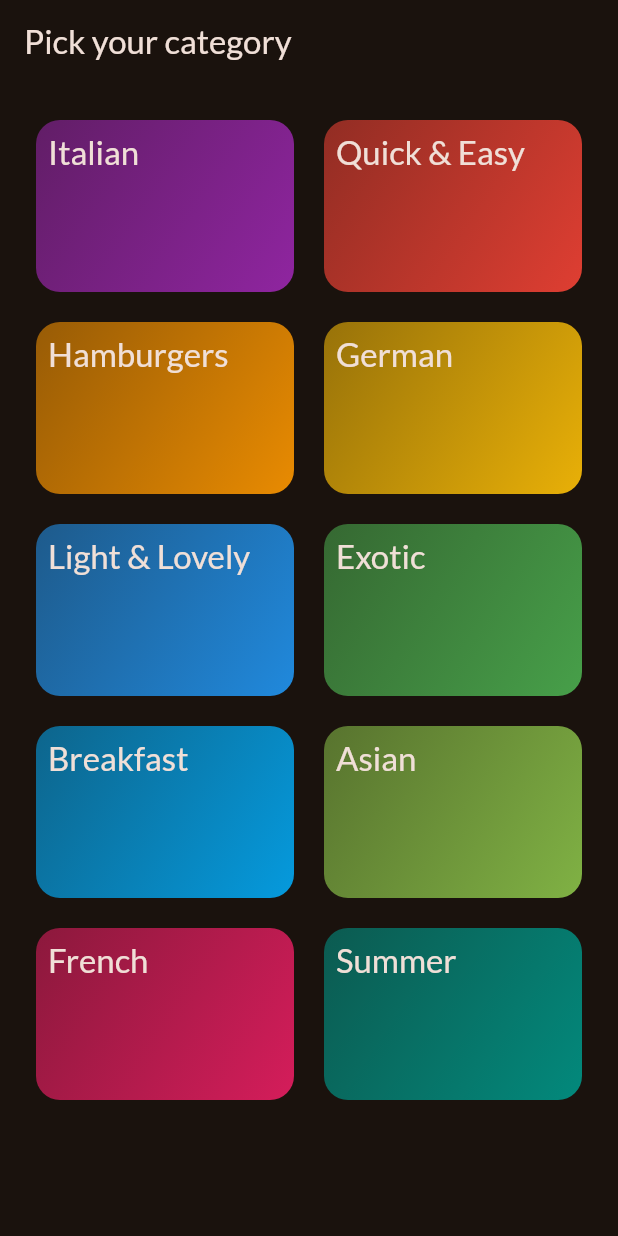
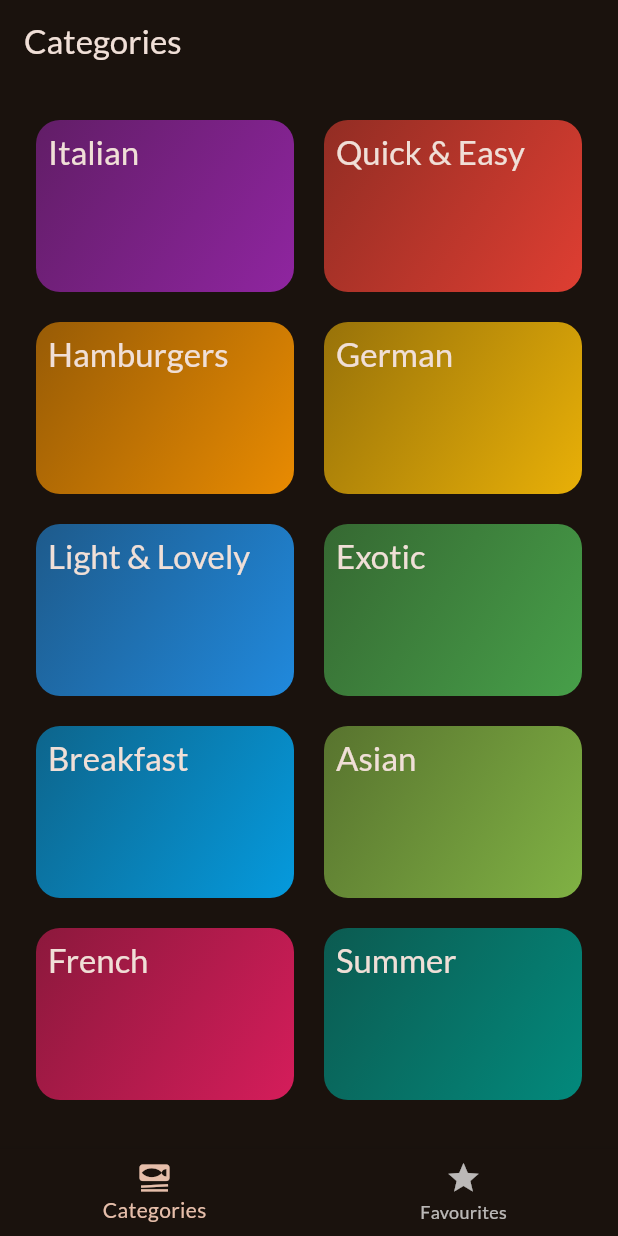
Before and after one commit to Navid-Rahman/Meals-App-Flutter, a Flutter app: the screen it shows after launch, on a phone screen of 412 x 824 dp. Run offline on Flutter 3.47's test engine with Material 2 defaults, Android fonts, the phone set to English and light mode, and no system bars; our stand-ins replace google_fonts, transparent_image.

Commit message:
Tab Bar added

```diff
--- a/lib/main.dart
+++ b/lib/main.dart
@@ -1,5 +1,5 @@
 import 'package:flutter/material.dart';
-import 'package:meals_app/screens/categories.dart';
+import 'package:meals_app/screens/tabs.dart';
 import 'package:meals_app/utils/theme_data.dart';
 
 void main() {
@@ -14,6 +14,6 @@ class MealsApp extends StatelessWidget {
     return MaterialApp(
         debugShowCheckedModeBanner: false,
         theme: theme,
-        home: const CategoriesScreen());
+        home: const TabsScreen());
   }
 }
--- a/lib/screens/categories.dart
+++ b/lib/screens/categories.dart
@@ -25,11 +25,7 @@ class CategoriesScreen extends StatelessWidget {
 
   @override
   Widget build(BuildContext context) {
-    return Scaffold(
-      appBar: AppBar(
-        title: const Text('Pick your category'),
-      ),
-      body: GridView(
+    return GridView(
       padding: const EdgeInsets.all(24),
       gridDelegate: const SliverGridDelegateWithFixedCrossAxisCount(
         crossAxisCount: 2,
@@ -47,10 +43,6 @@ class CategoriesScreen extends StatelessWidget {
             },
           ),
       ],
-      ),
     );
   }
 }
-
-
-//Testing
--- a/lib/screens/meal_details.dart
+++ b/lib/screens/meal_details.dart
@@ -14,6 +14,12 @@ class MealDetailsScreen extends StatelessWidget {
     return Scaffold(
       appBar: AppBar(
         title: Text(meal.title),
+        actions: [
+          IconButton(
+            onPressed: () {},
+            icon: const Icon(Icons.star),
+          ),
+        ],
       ),
       body: Image.network(
         meal.imageUrl,
--- /dev/null
+++ b/lib/screens/tabs.dart
@@ -0,0 +1,54 @@
+import 'package:flutter/material.dart';
+import 'package:meals_app/screens/categories.dart';
+import 'package:meals_app/screens/meals.dart';
+
+class TabsScreen extends StatefulWidget {
+  const TabsScreen({super.key});
+
+  @override
+  State<TabsScreen> createState() => _TabsScreenState();
+}
+
+class _TabsScreenState extends State<TabsScreen> {
+  int _selectedPageIndex = 0;
+
+  void _selectPage(int index) {
+    setState(() {
+      _selectedPageIndex = index;
+    });
+  }
+
+  @override
+  Widget build(BuildContext context) {
+    Widget activePage = const CategoriesScreen();
+    var activePageTitle = 'Categories';
+
+    if (_selectedPageIndex == 1) {
+      activePage = const MealsScreen(
+        meals: [],
+      );
+      activePageTitle = 'Your Favourites';
+    }
+
+    return Scaffold(
+      appBar: AppBar(
+        title: Text(activePageTitle),
+      ),
+      body: activePage,
+      bottomNavigationBar: BottomNavigationBar(
+        onTap: _selectPage,
+        currentIndex: _selectedPageIndex,
+        items: const [
+          BottomNavigationBarItem(
+            icon: Icon(Icons.set_meal),
+            label: 'Categories',
+          ),
+          BottomNavigationBarItem(
+            icon: Icon(Icons.star),
+            label: 'Favourites',
+          ),
+        ],
+      ),
+    );
+  }
+}
```
Also changed, not shown: lib/screens/meals.dart (+7 -3 lines). Lines whose indentation alone changed are shown as unchanged.
